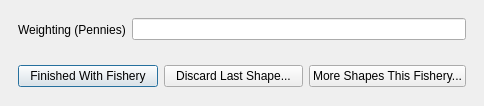
Ecotrust/openoceanmap-desktop, file cobi_loreto/Interview/nextpolygon.ui: the form before one commit.
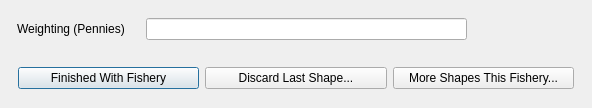
The form after the commit.

Commit message: small tweaks to try to get back button working

The edit to the form file:
```diff
--- a/cobi_loreto/Interview/nextpolygon.ui
+++ b/cobi_loreto/Interview/nextpolygon.ui
@@ -6,8 +6,8 @@
    <rect>
     <x>0</x>
     <y>0</y>
-    <width>484</width>
-    <height>106</height>
+    <width>592</width>
+    <height>108</height>
    </rect>
   </property>
   <property name="windowTitle" >
@@ -34,40 +34,60 @@
    </property>
    <item row="0" column="0" >
     <widget class="QWidget" native="1" name="widget_2" >
-     <layout class="QHBoxLayout" >
-      <property name="spacing" >
-       <number>6</number>
+     <widget class="QLabel" name="label_1" >
+      <property name="geometry" >
+       <rect>
+        <x>8</x>
+        <y>9</y>
+        <width>123</width>
+        <height>22</height>
+       </rect>
       </property>
-      <property name="leftMargin" >
-       <number>9</number>
+      <property name="text" >
+       <string>Weighting (Pennies)</string>
       </property>
-      <property name="topMargin" >
-       <number>9</number>
+     </widget>
+     <widget class="QLineEdit" name="line_1" >
+      <property name="enabled" >
+       <bool>true</bool>
       </property>
-      <property name="rightMargin" >
-       <number>9</number>
+      <property name="geometry" >
+       <rect>
+        <x>137</x>
+        <y>9</y>
+        <width>321</width>
+        <height>22</height>
+       </rect>
       </property>
-      <property name="bottomMargin" >
-       <number>9</number>
+      <property name="text" >
+       <string/>
       </property>
-      <item>
-       <widget class="QLabel" name="label_1" >
-        <property name="text" >
-         <string>Weighting (Pennies)</string>
-        </property>
-       </widget>
-      </item>
-      <item>
-       <widget class="QLineEdit" name="line_1" >
-        <property name="enabled" >
-         <bool>true</bool>
-        </property>
-        <property name="text" >
-         <string/>
-        </property>
-       </widget>
-      </item>
-     </layout>
+     </widget>
+     <widget class="QLabel" name="pl_label" >
+      <property name="geometry" >
+       <rect>
+        <x>510</x>
+        <y>0</y>
+        <width>50</width>
+        <height>41</height>
+       </rect>
+      </property>
+      <property name="minimumSize" >
+       <size>
+        <width>50</width>
+        <height>0</height>
+       </size>
+      </property>
+      <property name="maximumSize" >
+       <size>
+        <width>50</width>
+        <height>16777215</height>
+       </size>
+      </property>
+      <property name="text" >
+       <string/>
+      </property>
+     </widget>
     </widget>
    </item>
    <item row="1" column="0" >
```
The commit also changes 3 other files.
